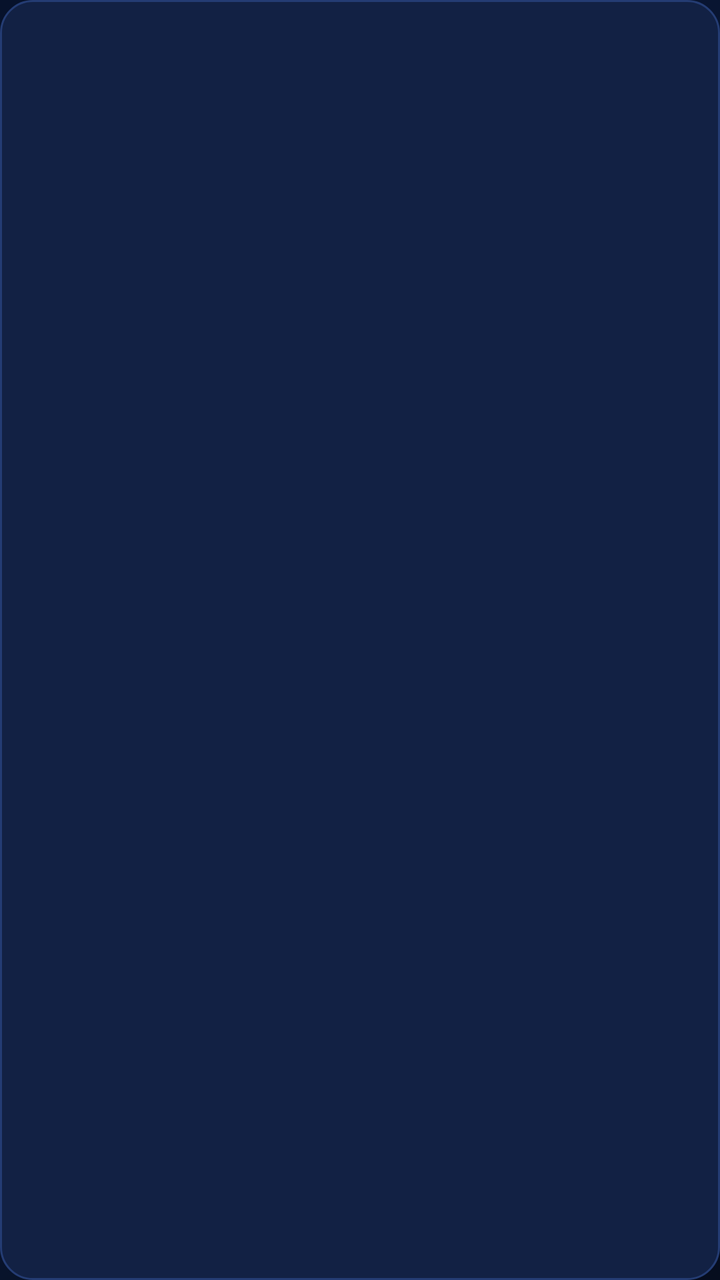
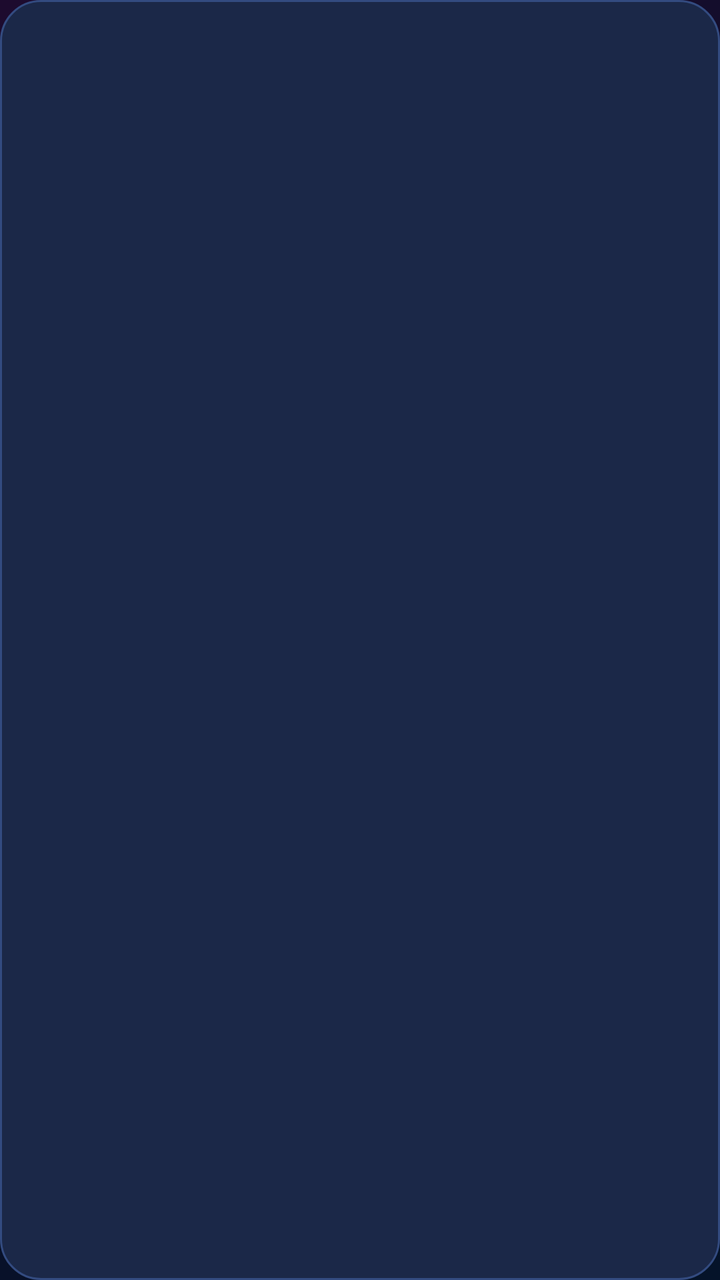

Screens rendered from an Android XML layout before and after an edit, with the pre-edit source and the edit as a unified diff.
<!-- AndroidManifest.xml: application theme Theme.CinemaHome -->
<!-- res/layout/item_app_card.xml -->
<?xml version="1.0" encoding="utf-8"?>
<LinearLayout xmlns:android="http://schemas.android.com/apk/res/android"
    android:layout_width="116dp"
    android:layout_height="88dp"
    android:layout_marginEnd="12dp"
    android:background="@drawable/bg_app_card"
    android:focusable="true"
    android:gravity="center"
    android:orientation="vertical"
    android:padding="10dp">

    <ImageView
        android:id="@+id/ivAppIcon"
        android:layout_width="40dp"
        android:layout_height="40dp"
        android:scaleType="fitCenter" />

    <TextView
        android:id="@+id/tvAppName"
        android:layout_width="match_parent"
        android:layout_height="wrap_content"
        android:layout_marginTop="6dp"
        android:ellipsize="end"
        android:gravity="center"
        android:maxLines="1"
        android:textColor="#FFFFFF"
        android:textSize="12sp"
        android:textStyle="bold" />
</LinearLayout>
<!-- resources referenced by this layout -->
<resources>
  <!-- drawable bg_app_card (drawable) -->
  <?xml version="1.0" encoding="utf-8"?>
  <selector xmlns:android="http://schemas.android.com/apk/res/android">
      <item android:state_focused="true">
          <shape android:shape="rectangle">
              <solid android:color="#1D3366" />
              <stroke android:width="2.5dp" android:color="#00B4FF" />
              <corners android:radius="16dp" />
          </shape>
      </item>
      <item>
          <shape android:shape="rectangle">
              <solid android:color="#122144" />
              <stroke android:width="1dp" android:color="#243C73" />
              <corners android:radius="16dp" />
          </shape>
      </item>
  </selector>
  <style name="Theme.CinemaHome" parent="Theme.MaterialComponents.DayNight.NoActionBar">
          <item name="android:windowFullscreen">true</item>
          <item name="android:windowBackground">@drawable/bg_main_gradient</item>
          <item name="colorPrimary">#007BFF</item>
          <item name="colorAccent">#00A3FF</item>
      </style>
  <!-- drawable bg_main_gradient (drawable) -->
  <?xml version="1.0" encoding="utf-8"?>
  <shape xmlns:android="http://schemas.android.com/apk/res/android">
      <gradient
          android:angle="135"
          android:startColor="#060D1E"
          android:centerColor="#0B1938"
          android:endColor="#07122B"
          android:type="linear" />
  </shape>
</resources>

<!-- the commit's change to res/layout/item_app_card.xml (unified diff, before → after) -->
@@ -1,9 +1,9 @@
 <?xml version="1.0" encoding="utf-8"?>
 <LinearLayout xmlns:android="http://schemas.android.com/apk/res/android"
-    android:layout_width="116dp"
-    android:layout_height="88dp"
-    android:layout_marginEnd="12dp"
-    android:background="@drawable/bg_app_card"
+    android:layout_width="126dp"
+    android:layout_height="104dp"
+    android:layout_marginEnd="14dp"
+    android:background="@drawable/bg_dock_item"
     android:focusable="true"
     android:gravity="center"
     android:orientation="vertical"
@@ -11,15 +11,15 @@
 
     <ImageView
         android:id="@+id/ivAppIcon"
-        android:layout_width="40dp"
-        android:layout_height="40dp"
+        android:layout_width="46dp"
+        android:layout_height="46dp"
         android:scaleType="fitCenter" />
 
     <TextView
         android:id="@+id/tvAppName"
         android:layout_width="match_parent"
         android:layout_height="wrap_content"
-        android:layout_marginTop="6dp"
+        android:layout_marginTop="8dp"
         android:ellipsize="end"
         android:gravity="center"
         android:maxLines="1"
<!-- resource entries referenced after the edit -->
@@ -1,37 +1,37 @@
 <!-- resources referenced by this layout -->
 <resources>
-  <!-- drawable bg_app_card (drawable) -->
+  <!-- drawable bg_dock_item (drawable) -->
   <?xml version="1.0" encoding="utf-8"?>
   <selector xmlns:android="http://schemas.android.com/apk/res/android">
       <item android:state_focused="true">
           <shape android:shape="rectangle">
-              <solid android:color="#1D3366" />
-              <stroke android:width="2.5dp" android:color="#00B4FF" />
-              <corners android:radius="16dp" />
+              <solid android:color="#1D355E" />
+              <stroke android:width="3dp" android:color="#00F0FF" />
+              <corners android:radius="22dp" />
           </shape>
       </item>
       <item>
           <shape android:shape="rectangle">
-              <solid android:color="#122144" />
-              <stroke android:width="1dp" android:color="#243C73" />
-              <corners android:radius="16dp" />
+              <solid android:color="#1B2848" />
+              <stroke android:width="1dp" android:color="#334B80" />
+              <corners android:radius="20dp" />
           </shape>
       </item>
   </selector>
   <style name="Theme.CinemaHome" parent="Theme.MaterialComponents.DayNight.NoActionBar">
           <item name="android:windowFullscreen">true</item>
           <item name="android:windowBackground">@drawable/bg_main_gradient</item>
-          <item name="colorPrimary">#007BFF</item>
-          <item name="colorAccent">#00A3FF</item>
+          <item name="colorPrimary">#00D4FF</item>
+          <item name="colorAccent">#A855F7</item>
       </style>
   <!-- drawable bg_main_gradient (drawable) -->
   <?xml version="1.0" encoding="utf-8"?>
   <shape xmlns:android="http://schemas.android.com/apk/res/android">
       <gradient
           android:angle="135"
-          android:startColor="#060D1E"
-          android:centerColor="#0B1938"
-          android:endColor="#07122B"
+          android:startColor="#051329"
+          android:centerColor="#0B0F29"
+          android:endColor="#1D0B2E"
           android:type="linear" />
   </shape>
 </resources>
